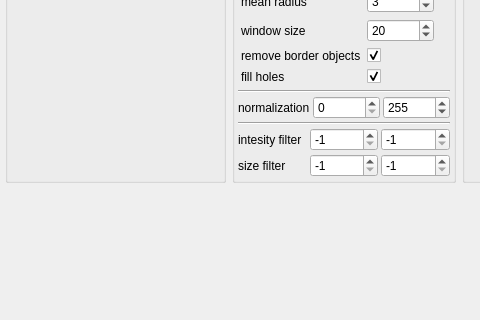
This is af/gui/segmentationdlg.ui in manerotoni/afw as Qt 5 draws it before an edit; both pictures show x 0 to 480 and y 91 to 411 of the 687 by 411 pixel window. The edited form follows.
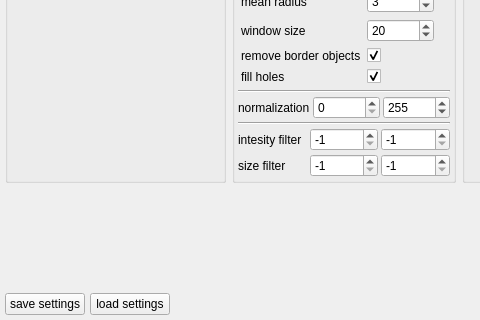
This is the edited form. Custom widgets are drawn as their Qt base class.

Commit message: load save settings

```diff
--- a/af/gui/segmentationdlg.ui
+++ b/af/gui/segmentationdlg.ui
@@ -368,6 +368,20 @@
      <property name="spacing">
       <number>5</number>
      </property>
+     <item>
+      <widget class="QPushButton" name="saveBtn">
+       <property name="text">
+        <string>save settings</string>
+       </property>
+      </widget>
+     </item>
+     <item>
+      <widget class="QPushButton" name="loadBtn">
+       <property name="text">
+        <string>load settings</string>
+       </property>
+      </widget>
+     </item>
      <item>
       <spacer name="spacer1">
        <property name="orientation">
```
Left out of the diff: 12 changed lines with no effect on the pictures. The commit also changes 2 other files.
